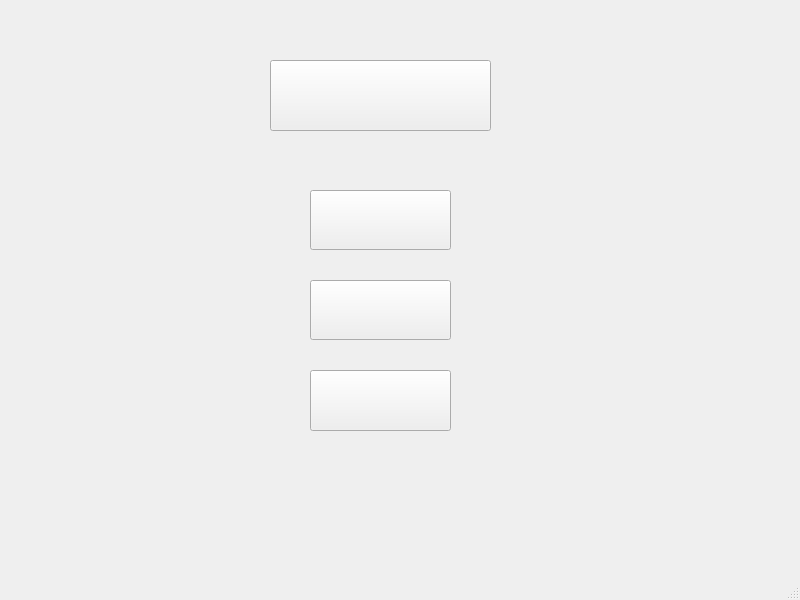
Qt form version gráfica/ui/ventanaprincipal.ui (mnri1904/TP1-LP2) before a commit.
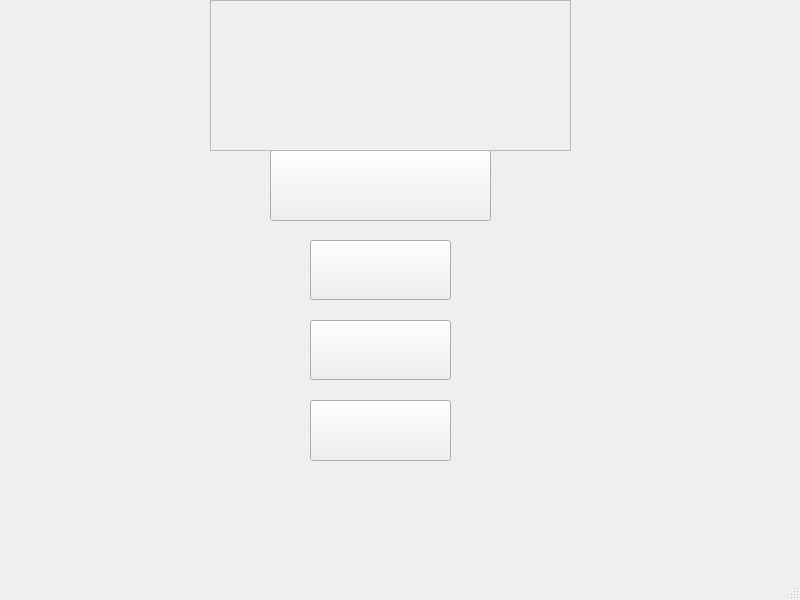
The same form after that commit. Icons and pictures are not drawn.

Diff of the .ui file:
```diff
--- a/version gráfica/ui/ventanaprincipal.ui
+++ b/version gráfica/ui/ventanaprincipal.ui
@@ -23,7 +23,7 @@
     <property name="geometry">
      <rect>
       <x>270</x>
-      <y>60</y>
+      <y>150</y>
       <width>221</width>
       <height>71</height>
      </rect>
@@ -41,7 +41,7 @@
     <property name="geometry">
      <rect>
       <x>310</x>
-      <y>190</y>
+      <y>240</y>
       <width>141</width>
       <height>60</height>
      </rect>
@@ -59,7 +59,7 @@
     <property name="geometry">
      <rect>
       <x>310</x>
-      <y>280</y>
+      <y>320</y>
       <width>141</width>
       <height>60</height>
      </rect>
@@ -77,7 +77,7 @@
     <property name="geometry">
      <rect>
       <x>310</x>
-      <y>370</y>
+      <y>400</y>
       <width>141</width>
       <height>61</height>
      </rect>
@@ -91,6 +91,25 @@
      <string/>
     </property>
    </widget>
+   <widget class="QFrame" name="frame">
+    <property name="geometry">
+     <rect>
+      <x>210</x>
+      <y>0</y>
+      <width>361</width>
+      <height>151</height>
+     </rect>
+    </property>
+    <property name="styleSheet">
+     <string notr="true">border-image: url(:/imagenes/titulo.png);</string>
+    </property>
+    <property name="frameShape">
+     <enum>QFrame::Shape::StyledPanel</enum>
+    </property>
+    <property name="frameShadow">
+     <enum>QFrame::Shadow::Raised</enum>
+    </property>
+   </widget>
   </widget>
   <widget class="QMenuBar" name="menubar">
    <property name="geometry">
```
Left out of the diff: 2 changed lines with no effect on the pictures.
